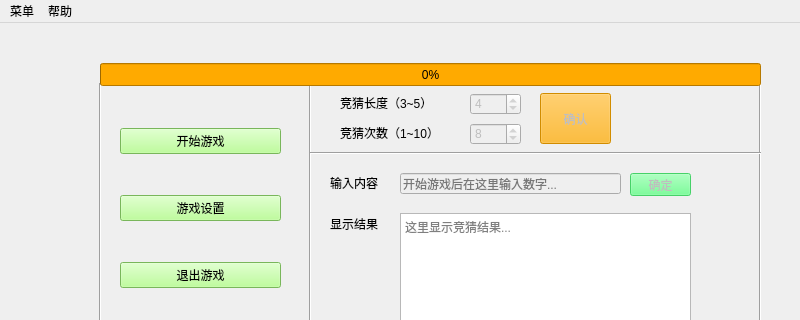
The window that productBox/GuessNumber/guessNumberWindow.ui (dumao99read/GoodGoodStudy) describes before a commit, drawn with Qt 5; both pictures show x 0 to 800 and y 0 to 320 of the 800 by 600 pixel window.
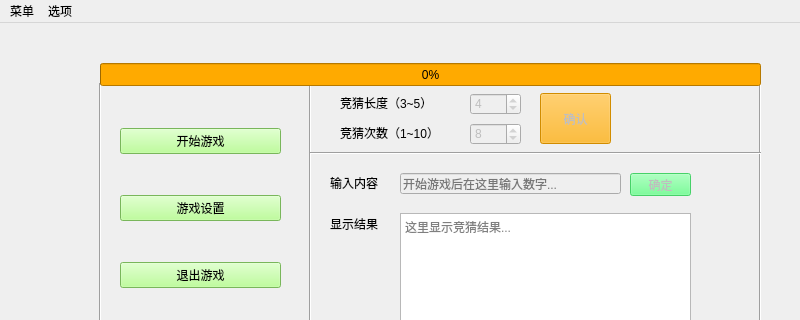
The same window after the commit. Icons and pictures are not drawn.

```diff
--- a/productBox/GuessNumber/guessNumberWindow.ui
+++ b/productBox/GuessNumber/guessNumberWindow.ui
@@ -412,7 +412,7 @@
    </widget>
    <widget class="QMenu" name="menu_2">
     <property name="title">
-     <string extracomment="123">帮助</string>
+     <string extracomment="123">选项</string>
     </property>
     <addaction name="action_help"/>
    </widget>
```
Left out of the diff: 6 changed lines with no effect on the pictures.
